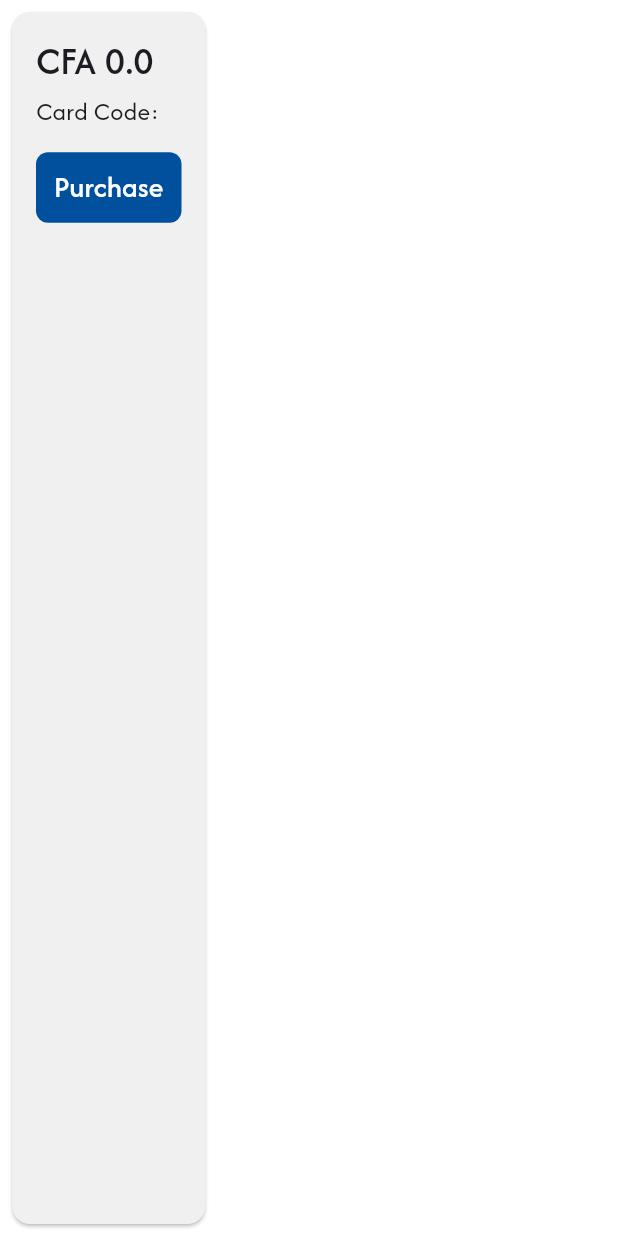
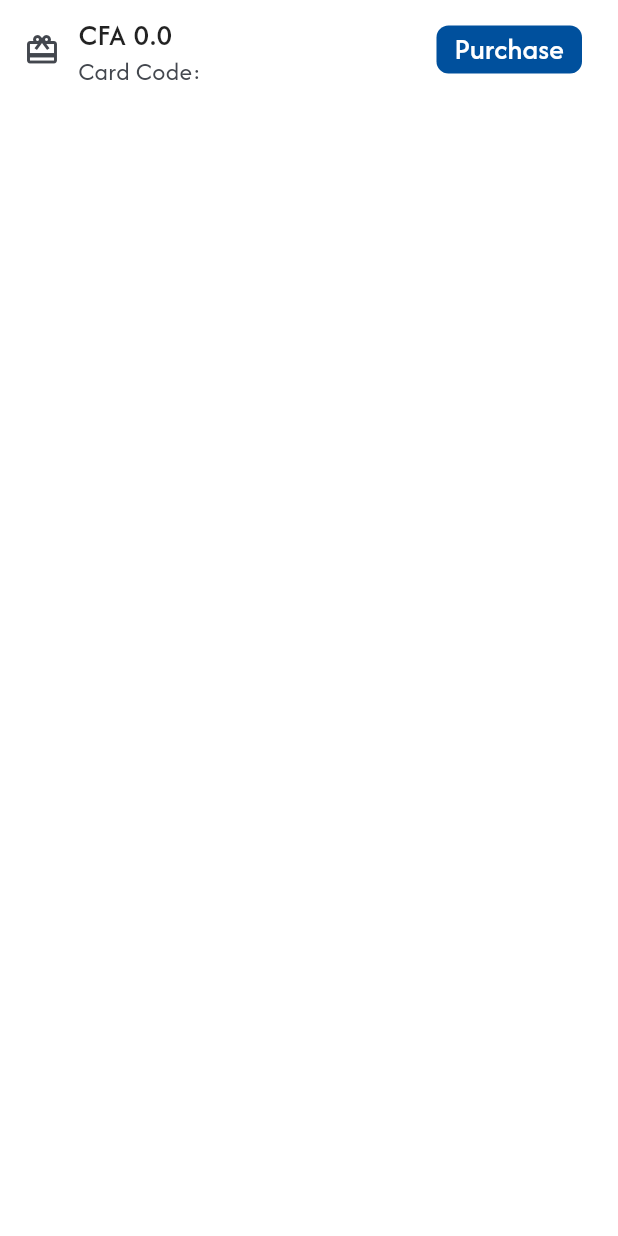
Before and after one commit to Asmitta-01/Dimplespay-feature---Internship-Test, a Flutter app: the GiftCardWidget widget shown alone on an empty page, opened directly with empty values, on a phone screen of 412 x 824 dp. Run offline on Flutter 3.47's test engine with Material 3 defaults, Android fonts, the phone set to English and light mode, and no system bars; our stand-ins replace get, loading_animation_widget, shimmer.

Commit message:
Fixed bugs on Gift screen

```diff
--- a/lib/models/gift_card.dart
+++ b/lib/models/gift_card.dart
@@ -1,5 +1,5 @@
 class GiftCard {
-  final String id;
+  final int id;
   final double amount;
   final String code;
   final bool isRedeemed;
--- a/lib/widgets/gift_card_widget.dart
+++ b/lib/widgets/gift_card_widget.dart
@@ -1,6 +1,5 @@
 import 'package:dimplespay_feature_implementation/models/gift_card.dart';
 import 'package:flutter/material.dart';
-import 'package:get/get.dart';
 
 class GiftCardWidget extends StatelessWidget {
   final GiftCard giftCard;
@@ -11,28 +10,15 @@ class GiftCardWidget extends StatelessWidget {
 
   @override
   Widget build(BuildContext context) {
-    return Card(
-      margin: const EdgeInsets.all(8),
-      child: Padding(
-        padding: const EdgeInsets.all(16),
-        child: Column(
-          crossAxisAlignment: CrossAxisAlignment.start,
-          children: [
-            Text(
-              'CFA ${giftCard.amount}',
-              style: Get.textTheme.titleLarge,
-            ),
-            const SizedBox(height: 8),
-            Text('Card Code: ${giftCard.code}'),
-            const SizedBox(height: 16),
-            ElevatedButton(
-              onPressed: giftCard.isRedeemed ? null : onPurchase,
-              child: Text(
-                giftCard.isRedeemed ? 'Redeemed' : 'Purchase',
-              ),
-            ),
-          ],
-        ),
+    return ListTile(
+      title: Text('CFA ${giftCard.amount}'),
+      leading: const Icon(Icons.card_giftcard),
+      visualDensity: VisualDensity.compact,
+      subtitle: Text('Card Code: ${giftCard.code}'),
+      trailing: ElevatedButton(
+        onPressed: giftCard.isRedeemed ? null : onPurchase,
+        style: ElevatedButton.styleFrom(visualDensity: VisualDensity.compact),
+        child: Text(giftCard.isRedeemed ? 'Redeemed' : 'Purchase'),
       ),
     );
   }
```
Also changed, not shown: lib/controllers/gift_cards_controller.dart (+46 -4 lines), lib/utils/api_service.dart (+34 -2 lines), lib/views/gift_cards_screen.dart (+6 -2 lines).
